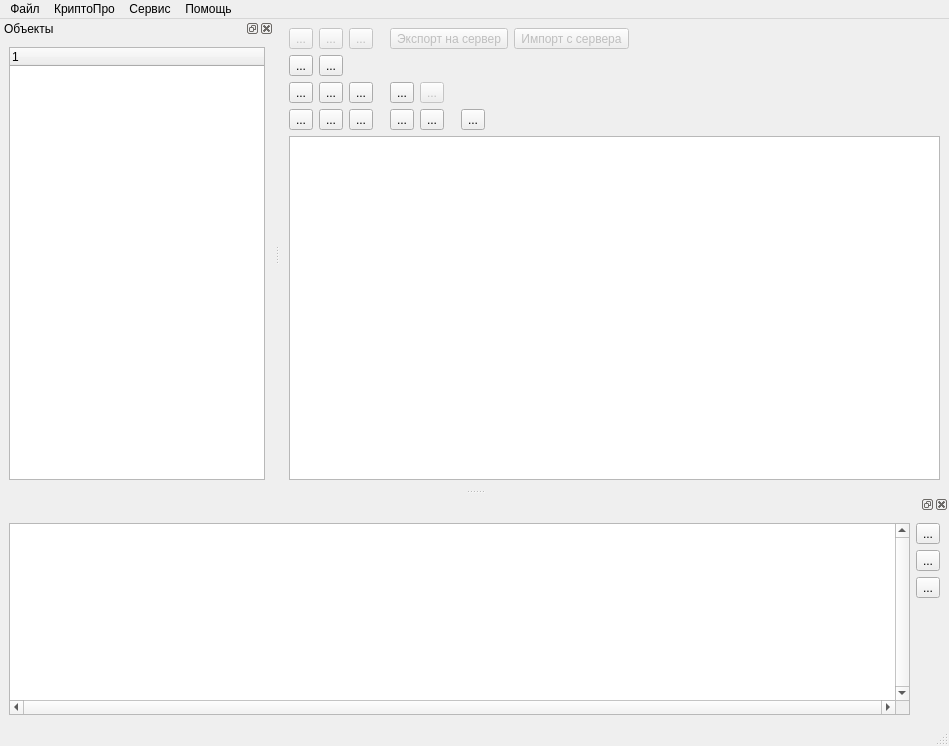
arcirk/ws_solution, file certmanager/CertManager/mainwindow.ui: the form before one commit.
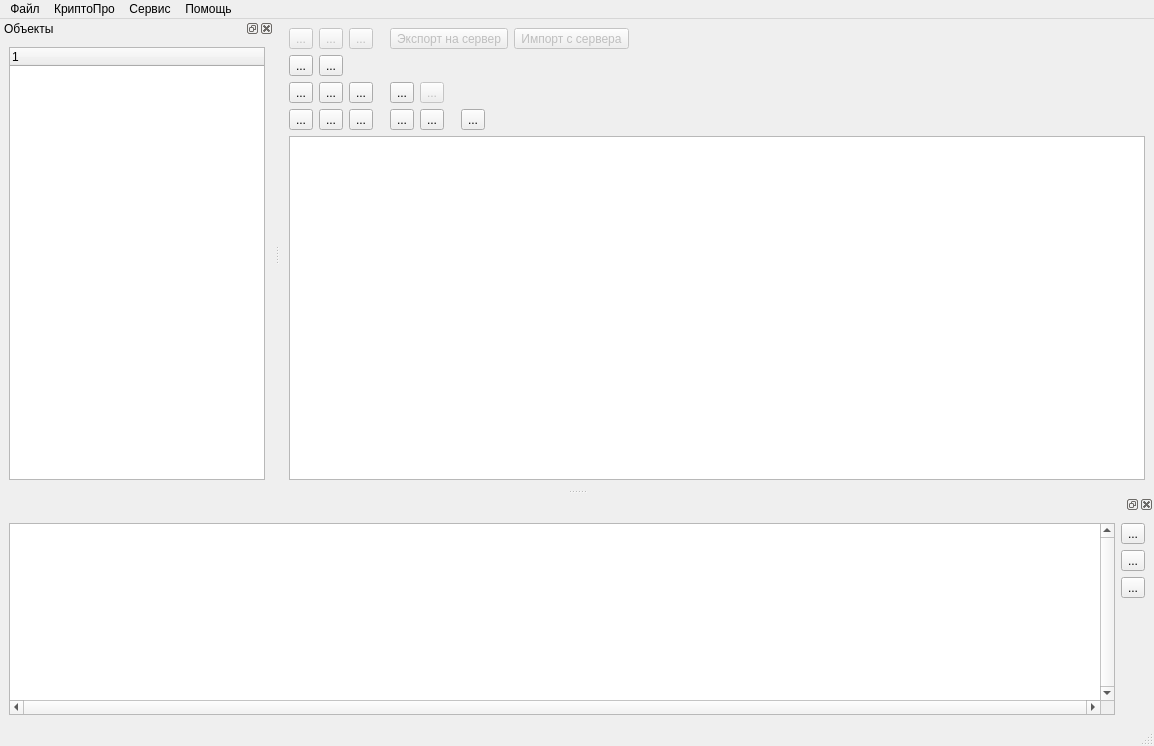
The form after the commit. Icons and pictures are not drawn.

```diff
--- a/certmanager/CertManager/mainwindow.ui
+++ b/certmanager/CertManager/mainwindow.ui
@@ -6,7 +6,7 @@
    <rect>
     <x>0</x>
     <y>0</y>
-    <width>949</width>
+    <width>1154</width>
     <height>746</height>
    </rect>
   </property>
@@ -477,7 +477,7 @@
     <rect>
      <x>0</x>
      <y>0</y>
-     <width>949</width>
+     <width>1154</width>
      <height>21</height>
     </rect>
    </property>
```
